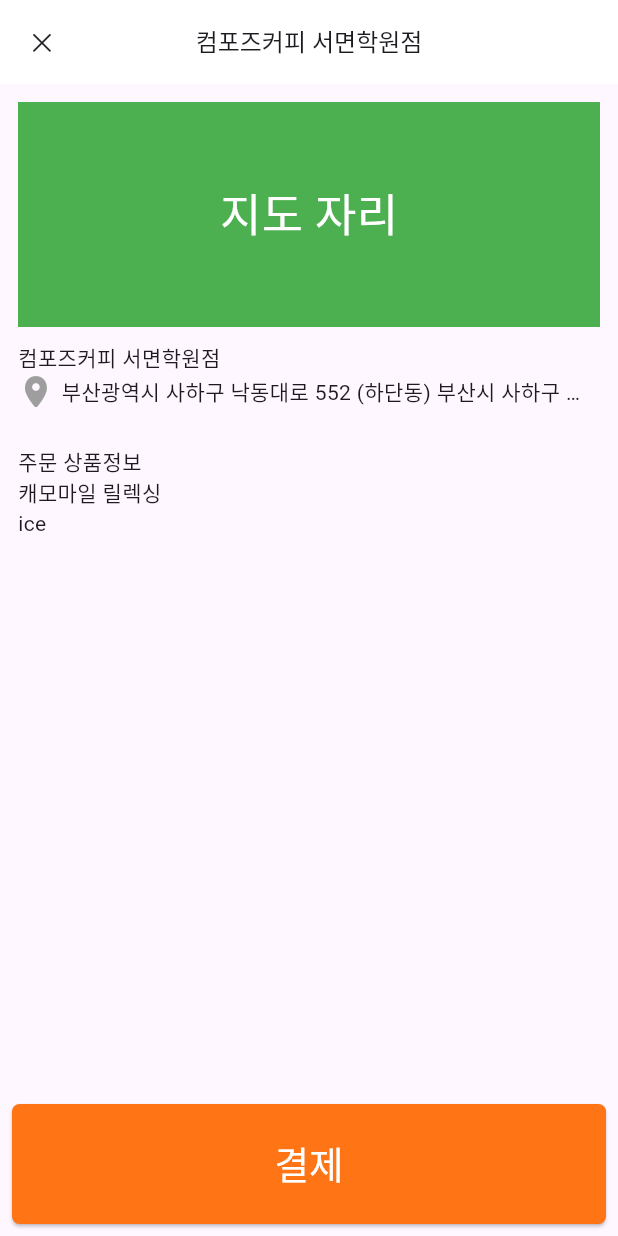
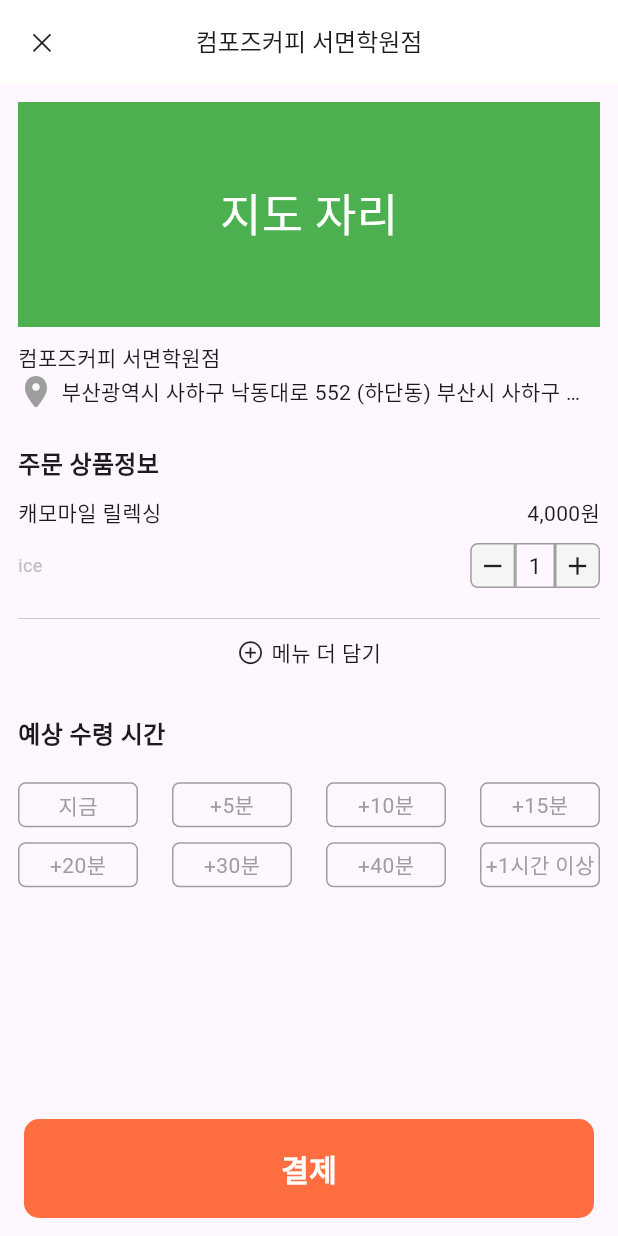
Before and after one commit to 9oj0e/pathorder_app, a Flutter app: the PaymentPage screen opened directly, on a phone screen of 412 x 824 dp. Run offline on Flutter 3.47's test engine with Material 3 defaults, Android fonts, the phone set to English and light mode, and no system bars; network calls fail.

Commit message:
design : payment_pick_up_time

```diff
--- a/lib/main_holders/home/all_menu/menu_option/menu_option_page.dart
+++ b/lib/main_holders/home/all_menu/menu_option/menu_option_page.dart
@@ -121,6 +121,7 @@ class MenuOptionPage extends StatelessWidget {
         ),
       ),
       bottomNavigationBar: BottomAppBar(
+        // TODO : components
         height: 90,
         color: Colors.white,
         child: Container(
--- /dev/null
+++ b/lib/main_holders/home/all_menu/payment_/components/add_menu_button.dart
@@ -0,0 +1,36 @@
+import 'package:flutter/cupertino.dart';
+import 'package:flutter/material.dart';
+
+class AddMenuButton extends StatelessWidget {
+  const AddMenuButton({
+    super.key,
+  });
+
+  @override
+  Widget build(BuildContext context) {
+    return Row(
+      children: [
+        Spacer(),
+        InkWell(
+          onTap: () {
+            // TODO : 메뉴 더 담기 클릭
+          },
+          child: Row(
+            children: [
+              Icon(
+                CupertinoIcons.plus_circle,
+                size: 18,
+              ),
+              SizedBox(width: 5),
+              Text(
+                '메뉴 더 담기',
+                style: TextStyle(fontWeight: FontWeight.w500),
+              ),
+            ],
+          ),
+        ),
+        Spacer(),
+      ],
+    );
+  }
+}
--- /dev/null
+++ b/lib/main_holders/home/all_menu/payment_/components/menu_count2.dart
@@ -0,0 +1,80 @@
+import 'package:flutter/material.dart';
+
+class MenuCount2 extends StatefulWidget {
+  @override
+  _MenuCountState createState() => _MenuCountState();
+}
+
+class _MenuCountState extends State<MenuCount2> {
+  int quantity = 1;
+
+  void increasecount() {
+    setState(() {
+      quantity++;
+    });
+  }
+
+  void decreasecount() {
+    setState(() {
+      if (quantity > 1) {
+        quantity--;
+      }
+    });
+  }
+
+  @override
+  Widget build(BuildContext context) {
+    return Row(
+      children: [
+        Container(
+          height: 30,
+          width: 30,
+          decoration: BoxDecoration(
+              color: Colors.grey[100],
+              borderRadius: BorderRadius.only(
+                bottomLeft: Radius.circular(5),
+                topLeft: Radius.circular(5),
+              ),
+              border: Border.all(color: Colors.grey)),
+          child: InkWell(
+            onTap: decreasecount,
+            child: Icon(
+              Icons.remove,
+              size: 20,
+            ),
+          ),
+        ),
+        Container(
+          height: 30,
+          decoration: BoxDecoration(
+            border: Border.all(color: Colors.grey),
+          ),
+          child: Center(
+            child: Text(
+              '  $quantity  ',
+              style: TextStyle(fontSize: 15),
+            ),
+          ),
+        ),
+        Container(
+          height: 30,
+          width: 30,
+          decoration: BoxDecoration(
+              color: Colors.grey[100],
+              borderRadius: BorderRadius.only(
+                bottomRight: Radius.circular(5),
+                topRight: Radius.circular(5),
+              ),
+              border: Border.all(color: Colors.grey)),
+          child: InkWell(
+            child: Icon(
+              Icons.add,
+              size: 20,
+            ),
+            onTap: increasecount,
+          ),
+        ),
+      ],
+    );
+  }
+}
--- /dev/null
+++ b/lib/main_holders/home/all_menu/payment_/components/payment_bottom_app_bar.dart
@@ -0,0 +1,39 @@
+import 'package:flutter/material.dart';
+
+class PaymentBottomAppBar extends StatelessWidget {
+  const PaymentBottomAppBar({
+    super.key,
+  });
+
+  @override
+  Widget build(BuildContext context) {
+    return BottomAppBar(
+      height: 90,
+      color: Colors.transparent, // 투명하게 해도 색이 안변하는거 같음
+      child: Container(
+        decoration: BoxDecoration(
+          borderRadius: BorderRadius.circular(10.0),
+          color: Colors.deepOrangeAccent,
+        ),
+        child: InkWell(
+          splashColor: Colors.black,
+          borderRadius: BorderRadius.circular(10.0),
+          onTap: () {
+            // TODO: 결제버튼 클릭
+            print('결제 버튼이 눌렸습니다.');
+          },
+          child: Center(
+            child: Text(
+              "결제",
+              style: TextStyle(
+                color: Colors.white,
+                fontSize: 20,
+                fontWeight: FontWeight.w700,
+              ),
+            ),
+          ),
+        ),
+      ),
+    );
+  }
+}
--- /dev/null
+++ b/lib/main_holders/home/all_menu/payment_/components/pick_up_time.dart
@@ -0,0 +1,33 @@
+import 'package:flutter/material.dart';
+import 'package:pathorder_app/main_holders/home/all_menu/payment_/components/selectButtons.dart';
+
+class PickUpTime extends StatelessWidget {
+  const PickUpTime({
+    super.key,
+  });
+
+  @override
+  Widget build(BuildContext context) {
+    return Padding(
+      padding: const EdgeInsets.all(12.0),
+      child: Container(
+        width: double.infinity,
+        child: Column(
+          crossAxisAlignment: CrossAxisAlignment.start,
+          children: [
+            SizedBox(height: 20),
+            Text(
+              '예상 수령 시간',
+              style: TextStyle(
+                fontSize: 16,
+                fontWeight: FontWeight.bold,
+              ),
+            ),
+            SizedBox(height: 20),
+            TimeButtons()
+          ],
+        ),
+      ),
+    );
+  }
+}
--- a/lib/main_holders/home/all_menu/payment_/components/product_info.dart
+++ b/lib/main_holders/home/all_menu/payment_/components/product_info.dart
@@ -1,4 +1,6 @@
 import 'package:flutter/material.dart';
+
+import 'menu_count2.dart';
 
 class ProductInfo extends StatelessWidget {
   const ProductInfo({super.key});
@@ -12,9 +14,31 @@ class ProductInfo extends StatelessWidget {
         child: Column(
           crossAxisAlignment: CrossAxisAlignment.start,
           children: [
-            Text('주문 상품정보'),
-            Text('캐모마일 릴렉싱'),
-            Text('ice'),
+            Text(
+              '주문 상품정보',
+              style: TextStyle(fontSize: 16, fontWeight: FontWeight.bold),
+            ),
+            SizedBox(height: 10),
+            Row(
+              mainAxisAlignment: MainAxisAlignment.spaceBetween,
+              children: [Text('캐모마일 릴렉싱'), Text('4,000원')],
+            ),
+            SizedBox(height: 10),
+            Row(
+              mainAxisAlignment: MainAxisAlignment.spaceBetween,
+              children: [
+                Text(
+                  'ice',
+                  style: TextStyle(fontSize: 12, color: Colors.grey[400]),
+                ),
+                MenuCount2(),
+              ],
+            ),
+            SizedBox(height: 20),
+            Container(
+              color: Colors.grey[400],
+              height: 0.5,
+            )
           ],
         ),
       ),
--- /dev/null
+++ b/lib/main_holders/home/all_menu/payment_/components/selectButtons.dart
@@ -0,0 +1,82 @@
+import 'package:flutter/material.dart';
+
+class TimeButtons extends StatefulWidget {
+  @override
+  _TimeButtons createState() => _TimeButtons();
+}
+
+class _TimeButtons extends State<TimeButtons> {
+  // List to track the selection state of each button
+  List<bool> _selections = [
+    false,
+    false,
+    false,
+    false,
+    false,
+    false,
+    false,
+    false
+  ];
+
+  @override
+  Widget build(BuildContext context) {
+    return Column(
+      children: [
+        Row(
+          children: [
+            timeButtonItem(0, '지금'),
+            Spacer(),
+            timeButtonItem(1, '+5분'),
+            Spacer(),
+            timeButtonItem(2, '+10분'),
+            Spacer(),
+            timeButtonItem(3, '+15분'),
+          ],
+        ),
+        SizedBox(height: 10),
+        Row(
+          children: [
+            timeButtonItem(4, '+20분'),
+            Spacer(),
+            timeButtonItem(5, '+30분'),
+            Spacer(),
+            timeButtonItem(6, '+40분'),
+            Spacer(),
+            timeButtonItem(7, '+1시간 이상'),
+          ],
+        ),
+      ],
+    );
+  }
+
+  Container timeButtonItem(int index, String text) {
+    return Container(
+      width: 80,
+      height: 30,
+      decoration: BoxDecoration(
+          borderRadius: BorderRadius.circular(5),
+          border: Border.all(
+            color: _selections[index] ? Colors.orange : Colors.grey,
+          )),
+      child: InkWell(
+        onTap: () => setState(() {
+          // 클릭한 버튼 true
+          _selections[index] = !_selections[index];
+
+          // 클릭한 버튼을 제외한 나머지 버튼 false
+          for (int i = 0; i < _selections.length; i++) {
+            if (i != index) {
+              _selections[i] = false;
+            }
+          }
+        }),
+        child: Center(
+            child: Text(
+          text,
+          style: TextStyle(
+              color: _selections[index] ? Colors.orange : Colors.grey),
+        )),
+      ),
+    );
+  }
+}
--- a/lib/main_holders/home/all_menu/payment_/payment_page.dart
+++ b/lib/main_holders/home/all_menu/payment_/payment_page.dart
@@ -1,6 +1,9 @@
 import 'package:flutter/material.dart';
 
+import 'components/add_menu_button.dart';
+import 'components/payment_bottom_app_bar.dart';
 import 'components/payment_page_app_bar.dart';
+import 'components/pick_up_time.dart';
 import 'components/product_info.dart';
 import 'components/store_location.dart';
 
@@ -11,36 +14,25 @@ class PaymentPage extends StatelessWidget {
   Widget build(BuildContext context) {
     return Scaffold(
       appBar: PaymentPageAppBar(),
-      body: Column(
-        children: [
-          StoreLocation(),
-          ProductInfo(),
-        ],
-      ),
-      bottomNavigationBar: Padding(
-        padding: const EdgeInsets.all(8.0),
-        child: SizedBox(
-          width: double.infinity,
-          height: 80,
-          child: ElevatedButton(
-            onPressed: () {},
-            style: ButtonStyle(
-              backgroundColor: MaterialStateProperty.all<Color>(
-                  Color(0xFFFF7414)), // Adjust button color
-              shape: MaterialStateProperty.all<RoundedRectangleBorder>(
-                RoundedRectangleBorder(
-                  borderRadius:
-                      BorderRadius.circular(5.0), // Adjust button corners
-                ),
-              ),
+      body: NestedScrollView(
+        headerSliverBuilder: (context, _) {
+          return [
+            SliverList(
+              delegate: SliverChildListDelegate([
+                StoreLocation(),
+              ]),
             ),
-            child: Text(
-              '결제',
-              style: TextStyle(fontSize: 25, color: Colors.white),
-            ),
-          ),
+          ];
+        },
+        body: Column(
+          children: [
+            ProductInfo(),
+            AddMenuButton(),
+            PickUpTime(),
+          ],
         ),
       ),
+      bottomNavigationBar: PaymentBottomAppBar(),
     );
   }
 }
--- a/lib/main_holders/home/list_order/store_detail/components/store_detail_tab_bar_view.dart
+++ b/lib/main_holders/home/list_order/store_detail/components/store_detail_tab_bar_view.dart
@@ -99,7 +99,7 @@ class StoreDetailTabBarView extends StatelessWidget {
             ),
             Container(
               child: Center(
-                child: Text('후기'),
+                child: Text('리뷰'),
               ),
             ),
           ],
--- a/lib/main_holders/home/list_order/store_detail/store_detail_page.dart
+++ b/lib/main_holders/home/list_order/store_detail/store_detail_page.dart
@@ -13,7 +13,7 @@ class StoreDetailPage extends StatelessWidget {
   Widget build(BuildContext context) {
     double screenHeight = MediaQuery.of(context).size.height;
     return DefaultTabController(
-      length: 3, // TabBar에 표시할 탭 수
+      length: 2, // TabBar에 표시할 탭 수
       child: Scaffold(
         body: Stack(
           children: [
```
Also changed, not shown: lib/components/BottomAppBar.dart (added).
